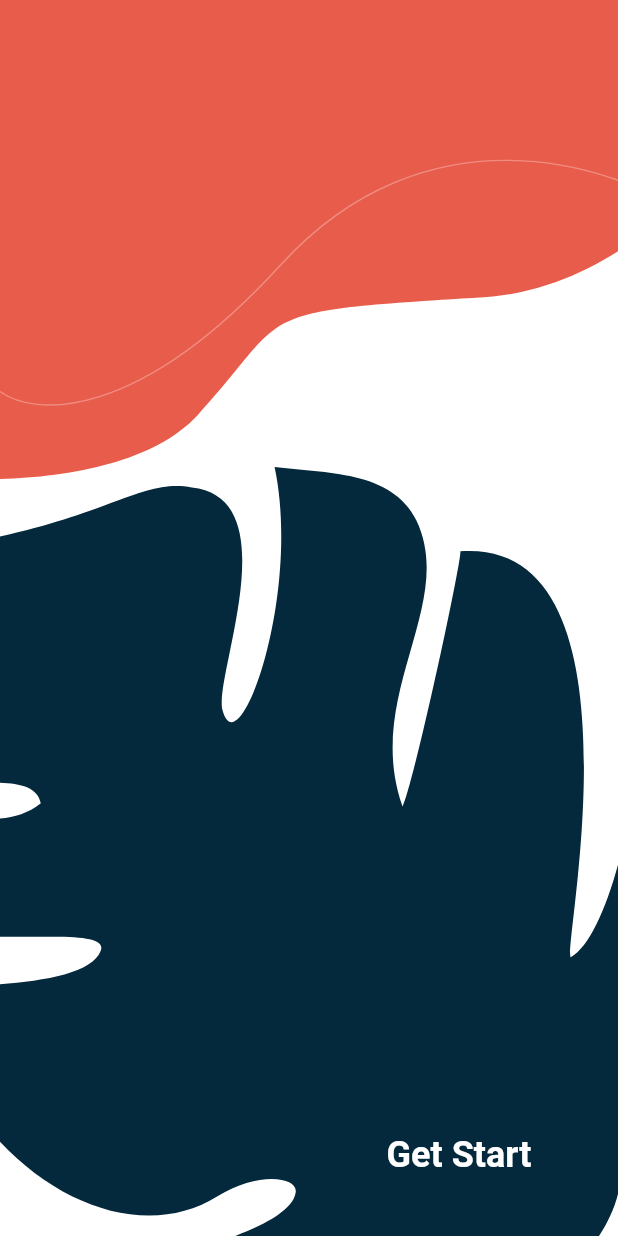
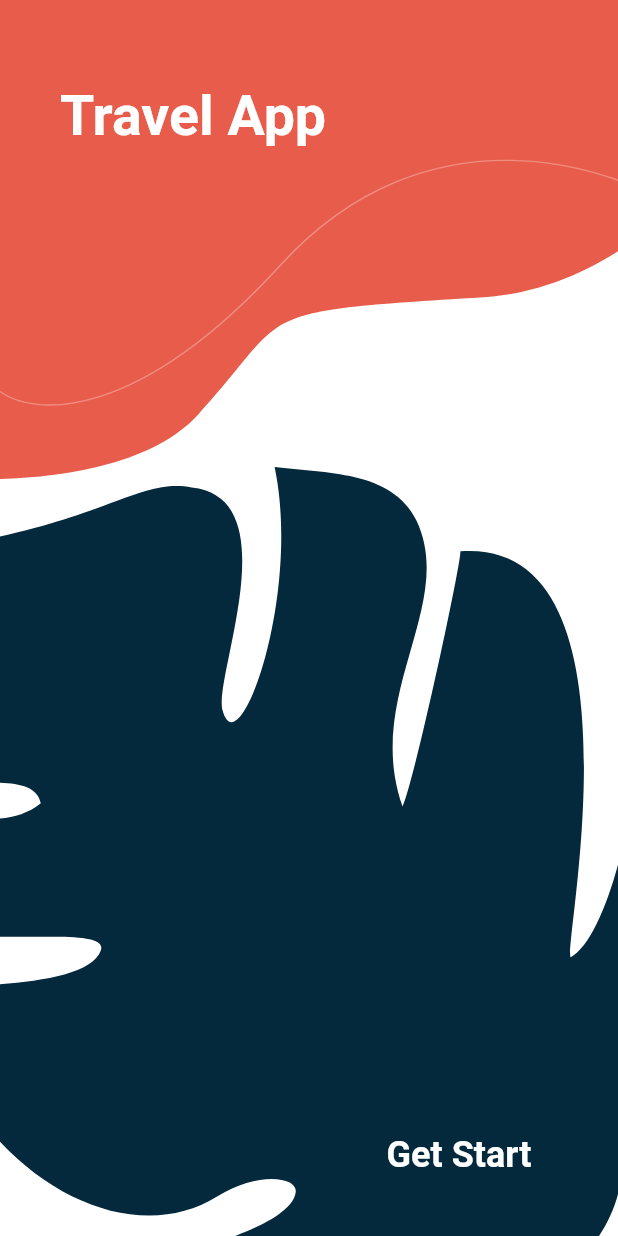
Before and after one commit to Gustavo0Henrick/travel_app, a Flutter app: the screen it shows after launch, on a phone screen of 412 x 824 dp. Run offline on Flutter 3.47's test engine with Material 2 defaults, Android fonts, the phone set to English and light mode, and no system bars; our stand-ins replace flutter_svg.

Commit message:
fix title onboarding

```diff
--- a/lib/src/modules/onboarding/onboarding_page.dart
+++ b/lib/src/modules/onboarding/onboarding_page.dart
@@ -47,6 +47,22 @@ class OnBoardingPage extends StatelessWidget {
                   ),
                 ),
               ),
+              Padding(
+                padding: const EdgeInsets.only(left: 40),
+                child: Row(
+                  mainAxisAlignment: MainAxisAlignment.start,
+                  children: const [
+                    Text(
+                      'Travel App',
+                      style: TextStyle(
+                        color: AppColors.white,
+                        fontSize: 37,
+                        fontWeight: FontWeight.w600,
+                      ),
+                    ),
+                  ],
+                ),
+              ),
               Align(
                 alignment: Alignment.bottomCenter,
                 child: Padding(
```
